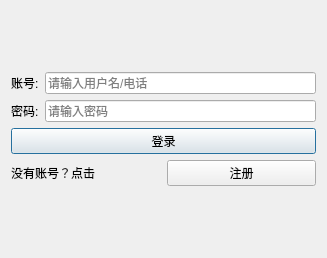
This is commonuser/login.ui in sayazaaa/SmMed as Qt 5 draws it before an edit. The edited form follows.
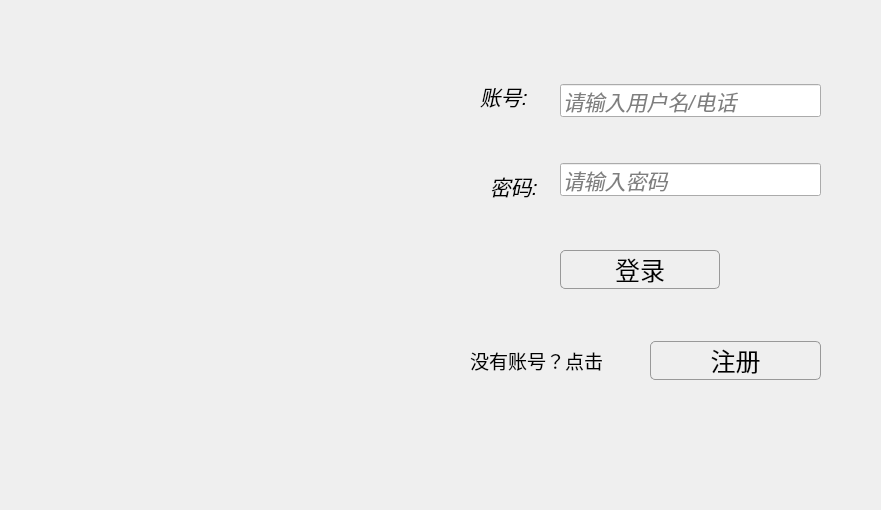
This is the edited form. Icons and pictures are not drawn.

```diff
--- a/commonuser/login.ui
+++ b/commonuser/login.ui
@@ -6,27 +6,75 @@
    <rect>
     <x>0</x>
     <y>0</y>
-    <width>327</width>
-    <height>258</height>
+    <width>881</width>
+    <height>510</height>
    </rect>
   </property>
   <property name="windowTitle">
    <string>登录</string>
   </property>
-  <layout class="QGridLayout" name="gridLayout">
-   <item row="0" column="0">
-    <layout class="QVBoxLayout" name="verticalLayout">
-     <item>
-      <layout class="QHBoxLayout" name="horizontalLayout_2">
+  <widget class="QLabel" name="label_4">
+   <property name="geometry">
+    <rect>
+     <x>0</x>
+     <y>0</y>
+     <width>881</width>
+     <height>511</height>
+    </rect>
+   </property>
+   <property name="styleSheet">
+    <string notr="true">border-image: url(:/img/login.jpg)</string>
+   </property>
+   <property name="text">
+    <string/>
+   </property>
+  </widget>
+  <widget class="QWidget" name="horizontalLayoutWidget">
+   <property name="geometry">
+    <rect>
+     <x>480</x>
+     <y>70</y>
+     <width>81</width>
+     <height>51</height>
+    </rect>
+   </property>
+   <layout class="QHBoxLayout" name="horizontalLayout">
        <item>
         <widget class="QLabel" name="label">
+      <property name="font">
+       <font>
+        <pointsize>16</pointsize>
+        <italic>true</italic>
+       </font>
+      </property>
          <property name="text">
           <string>账号:</string>
          </property>
         </widget>
        </item>
+   </layout>
+  </widget>
+  <widget class="QWidget" name="verticalLayoutWidget">
+   <property name="geometry">
+    <rect>
+     <x>560</x>
+     <y>60</y>
+     <width>261</width>
+     <height>81</height>
+    </rect>
+   </property>
+   <layout class="QVBoxLayout" name="verticalLayout">
        <item>
         <widget class="QLineEdit" name="username">
+      <property name="font">
+       <font>
+        <pointsize>16</pointsize>
+        <italic>true</italic>
+       </font>
+      </property>
+      <property name="styleSheet">
+       <string notr="true"/>
+      </property>
          <property name="text">
           <string/>
          </property>
@@ -36,18 +84,53 @@
         </widget>
        </item>
       </layout>
-     </item>
-     <item>
-      <layout class="QHBoxLayout" name="horizontalLayout_3">
+  </widget>
+  <widget class="QWidget" name="horizontalLayoutWidget_2">
+   <property name="geometry">
+    <rect>
+     <x>490</x>
+     <y>160</y>
+     <width>71</width>
+     <height>51</height>
+    </rect>
+   </property>
+   <layout class="QHBoxLayout" name="horizontalLayout_2">
        <item>
         <widget class="QLabel" name="label_2">
+      <property name="font">
+       <font>
+        <pointsize>16</pointsize>
+        <italic>true</italic>
+       </font>
+      </property>
          <property name="text">
           <string>密码:</string>
          </property>
         </widget>
        </item>
+   </layout>
+  </widget>
+  <widget class="QWidget" name="verticalLayoutWidget_2">
+   <property name="geometry">
+    <rect>
+     <x>560</x>
+     <y>140</y>
+     <width>261</width>
+     <height>80</height>
+    </rect>
+   </property>
+   <layout class="QVBoxLayout" name="verticalLayout_2">
        <item>
         <widget class="QLineEdit" name="password">
+      <property name="font">
+       <font>
+        <pointsize>16</pointsize>
+        <italic>true</italic>
+       </font>
+      </property>
+      <property name="styleSheet">
+       <string notr="true"/>
+      </property>
          <property name="text">
           <string/>
          </property>
@@ -57,35 +140,92 @@
         </widget>
        </item>
       </layout>
-     </item>
+  </widget>
+  <widget class="QWidget" name="verticalLayoutWidget_3">
+   <property name="geometry">
+    <rect>
+     <x>560</x>
+     <y>230</y>
+     <width>160</width>
+     <height>80</height>
+    </rect>
+   </property>
+   <layout class="QVBoxLayout" name="verticalLayout_3">
      <item>
       <widget class="QPushButton" name="pushButton">
+      <property name="font">
+       <font>
+        <pointsize>19</pointsize>
+       </font>
+      </property>
+      <property name="styleSheet">
+       <string notr="true">QWidget {
+    border: 1px solid #999999;
+    border-radius: 5px;
+}</string>
+      </property>
        <property name="text">
         <string>登录</string>
        </property>
       </widget>
      </item>
-     <item>
-      <layout class="QHBoxLayout" name="horizontalLayout">
+   </layout>
+  </widget>
+  <widget class="QWidget" name="verticalLayoutWidget_4">
+   <property name="geometry">
+    <rect>
+     <x>470</x>
+     <y>330</y>
+     <width>151</width>
+     <height>61</height>
+    </rect>
+   </property>
+   <layout class="QVBoxLayout" name="verticalLayout_4">
        <item>
         <widget class="QLabel" name="label_3">
+      <property name="font">
+       <font>
+        <pointsize>14</pointsize>
+       </font>
+      </property>
          <property name="text">
           <string>没有账号？点击</string>
          </property>
         </widget>
        </item>
+   </layout>
+  </widget>
+  <widget class="QWidget" name="verticalLayoutWidget_5">
+   <property name="geometry">
+    <rect>
+     <x>650</x>
+     <y>330</y>
+     <width>171</width>
+     <height>61</height>
+    </rect>
+   </property>
+   <layout class="QVBoxLayout" name="verticalLayout_5">
        <item>
         <widget class="QPushButton" name="pushButton_2">
+      <property name="font">
+       <font>
+        <pointsize>19</pointsize>
+       </font>
+      </property>
+      <property name="styleSheet">
+       <string notr="true">QWidget {
+    border: 1px solid #999999;
+    border-radius: 5px;
+}
+</string>
+      </property>
          <property name="text">
           <string>注册</string>
          </property>
         </widget>
        </item>
       </layout>
-     </item>
-    </layout>
-   </item>
-  </layout>
+  </widget>
  </widget>
  <resources/>
  <connections/>
```
Lines whose indentation alone changed are shown as unchanged.
